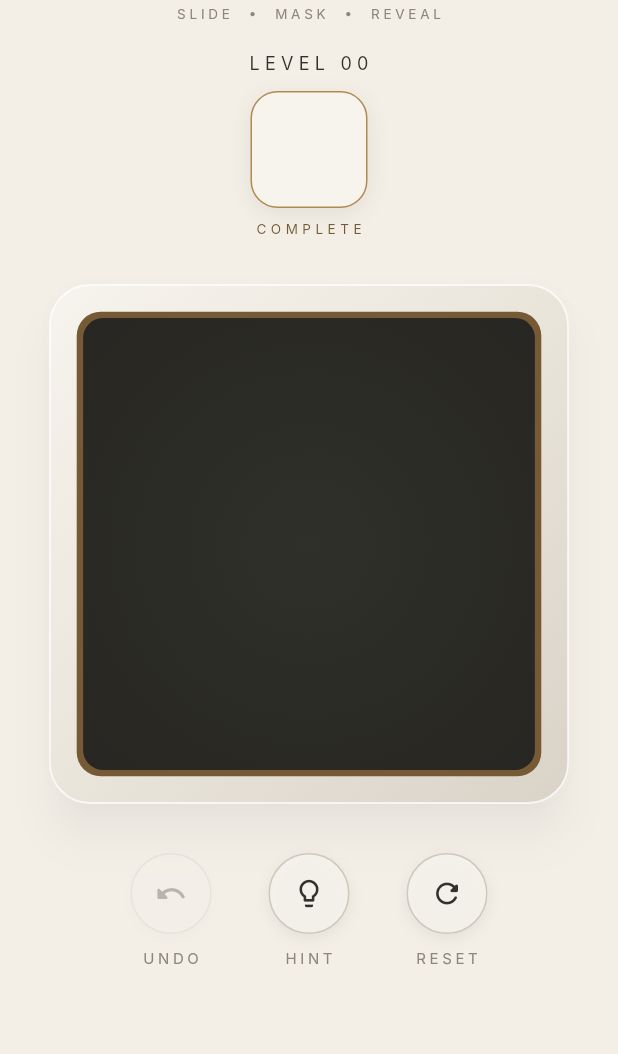
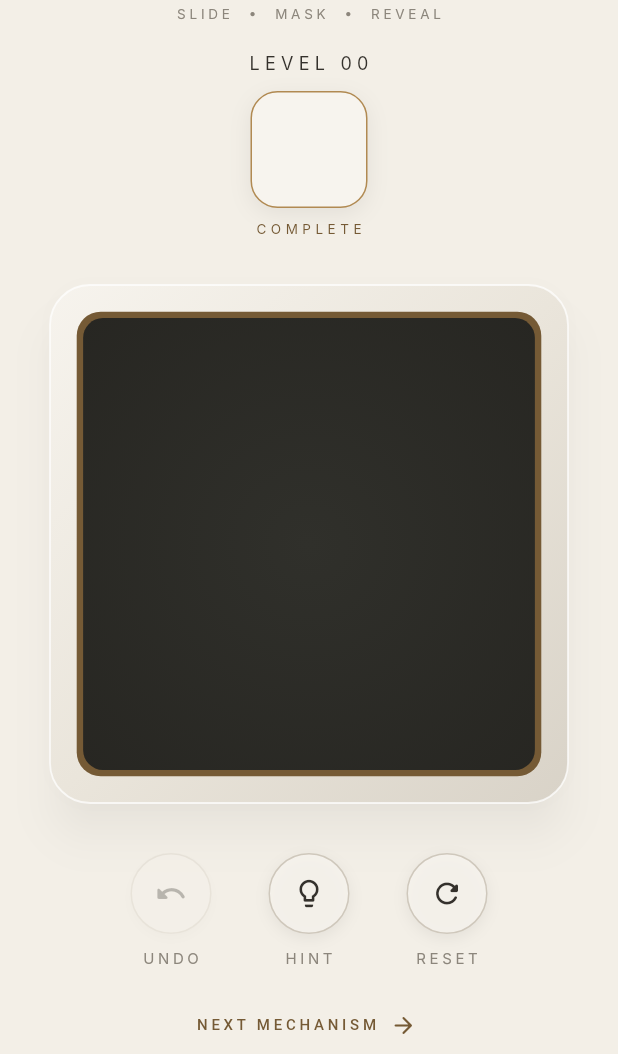
Before and after one commit to olahgabortamas/shutter, a Flutter app: the _LoadedGame screen opened directly with empty values, on a phone screen of 412 x 824 dp, the part 182-1236 px from its top. Run offline on Flutter 3.47's test engine with Material 3 defaults, Android fonts, the phone set to English and light mode, and no system bars; Roboto replaces fonts that are missing (Cormorant Garamond, Inter).

Commit message:
feat: add Aperture campaign progression

```diff
--- a/lib/presentation/game_screen.dart
+++ b/lib/presentation/game_screen.dart
@@ -18,26 +18,67 @@ class GameScreen extends StatefulWidget {
 }
 
 class _GameScreenState extends State<GameScreen> {
-  late final Future<ShutterLevel> _level = widget.repository.load(1);
+  late final Future<List<ShutterLevel>> _campaign =
+      widget.repository.loadCampaign();
 
   @override
   Widget build(BuildContext context) {
-    return FutureBuilder<ShutterLevel>(
-      future: _level,
+    return FutureBuilder<List<ShutterLevel>>(
+      future: _campaign,
       builder: (context, snapshot) {
         if (snapshot.hasError) return _LoadError(error: snapshot.error);
         if (!snapshot.hasData) {
           return const Scaffold(body: Center(child: CircularProgressIndicator(strokeWidth: 1.5)));
         }
-        return _LoadedGame(level: snapshot.requireData);
+        final levels = snapshot.requireData;
+        if (levels.isEmpty) {
+          return const _LoadError(error: 'The campaign contains no levels.');
+        }
+        return _CampaignGame(levels: levels);
       },
     );
   }
 }
 
+class _CampaignGame extends StatefulWidget {
+  const _CampaignGame({required this.levels});
+  final List<ShutterLevel> levels;
+
+  @override
+  State<_CampaignGame> createState() => _CampaignGameState();
+}
+
+class _CampaignGameState extends State<_CampaignGame> {
+  int _levelIndex = 0;
+
+  void _advance() {
+    setState(() {
+      _levelIndex = (_levelIndex + 1) % widget.levels.length;
+    });
+  }
+
+  @override
+  Widget build(BuildContext context) {
+    final level = widget.levels[_levelIndex];
+    return _LoadedGame(
+      key: ValueKey(level.id),
+      level: level,
+      isLastLevel: _levelIndex == widget.levels.length - 1,
+      onAdvance: _advance,
+    );
+  }
+}
+
 class _LoadedGame extends StatefulWidget {
-  const _LoadedGame({required this.level});
+  const _LoadedGame({
+    required this.level,
+    required this.isLastLevel,
+    required this.onAdvance,
+    super.key,
+  });
   final ShutterLevel level;
+  final bool isLastLevel;
+  final VoidCallback onAdvance;
 
   @override
   State<_LoadedGame> createState() => _LoadedGameState();
@@ -146,12 +187,64 @@ class _LoadedGameState extends State<_LoadedGame> {
                     onHint: controller.requestHint,
                     onReset: controller.reset,
                   ),
+                  const SizedBox(height: 14),
+                  AnimatedSwitcher(
+                    duration: const Duration(milliseconds: 450),
+                    switchInCurve: Curves.easeOutCubic,
+                    child: controller.solved
+                        ? _AdvanceButton(
+                            key: const ValueKey('advance'),
+                            isLastLevel: widget.isLastLevel,
+                            onPressed: widget.onAdvance,
+                          )
+                        : const SizedBox(
+                            key: ValueKey('advance-placeholder'),
+                            height: 48,
+                          ),
+                  ),
                   const SizedBox(height: 22),
                 ],
               ),
             ),
           );
         }),
+      ),
+    );
+  }
+}
+
+class _AdvanceButton extends StatelessWidget {
+  const _AdvanceButton({
+    required this.isLastLevel,
+    required this.onPressed,
+    super.key,
+  });
+
+  final bool isLastLevel;
+  final VoidCallback onPressed;
+
+  @override
+  Widget build(BuildContext context) {
+    return Semantics(
+      button: true,
+      label: isLastLevel ? 'Replay chapter' : 'Next level',
+      child: TextButton.icon(
+        onPressed: onPressed,
+        iconAlignment: IconAlignment.end,
+        icon: Icon(
+          isLastLevel ? Icons.replay_rounded : Icons.arrow_forward_rounded,
+          size: 18,
+        ),
+        label: Text(isLastLevel ? 'REPLAY APERTURE' : 'NEXT MECHANISM'),
+        style: TextButton.styleFrom(
+          foregroundColor: ShutterColors.brassDark,
+          textStyle: const TextStyle(
+            fontSize: 10,
+            letterSpacing: 2.5,
+            fontWeight: FontWeight.w500,
+          ),
+          minimumSize: const Size(210, 48),
+        ),
       ),
     );
   }
--- a/lib/presentation/shutter_board.dart
+++ b/lib/presentation/shutter_board.dart
@@ -82,6 +82,7 @@ class _ShutterBoardState extends State<ShutterBoard> with SingleTickerProviderSt
   }
 
   void _start(DragStartDetails details, Size size) {
+    if (widget.controller.solved) return;
     final index = _pickPlate(details.localPosition, size);
     _snapController.stop();
     setState(() {
```
Also changed, not shown: assets/levels/campaign_0002.json (added, +32 -0 lines), assets/levels/campaign_0003.json (added, +34 -0 lines), assets/levels/campaign_0004.json (added, +34 -0 lines), assets/levels/campaign_0005.json (added, +36 -0 lines), lib/data/level_repository.dart (+17 -0 lines), assets/levels/manifest.json (added), 4 other files.
